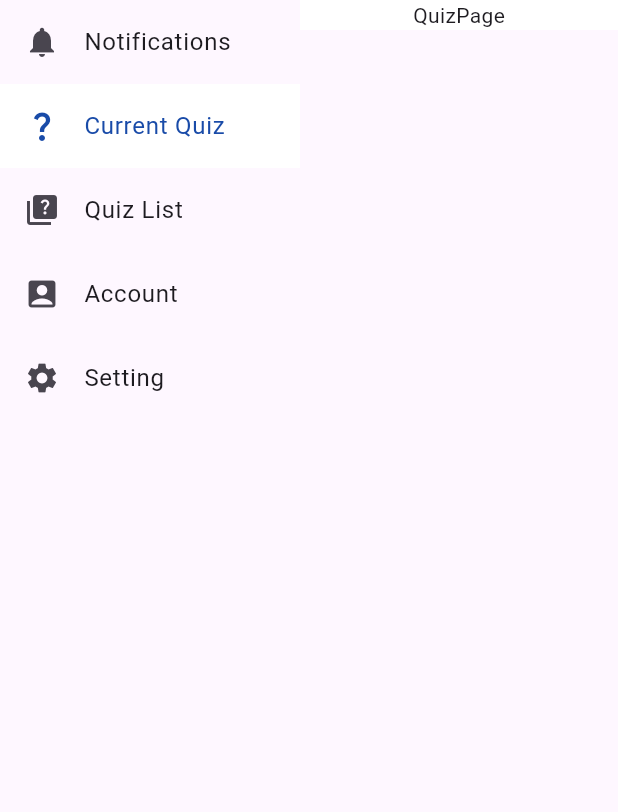
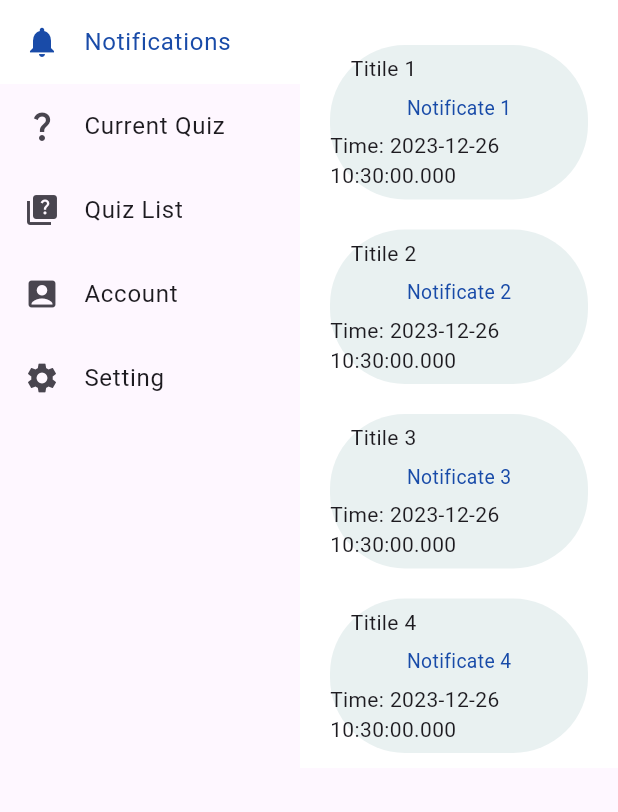
Before and after one commit to duythien2212/MiniProject_SE104, a Flutter app: the MainScreen screen opened directly, on a phone screen of 412 x 824 dp, the part 84-896 px from its top. Run offline on Flutter 3.47's test engine with Material 3 defaults, Android fonts, the phone set to English and light mode, and no system bars.

Commit message:
update_notification

```diff
--- a/lib/main_screen.dart
+++ b/lib/main_screen.dart
@@ -14,8 +14,7 @@ class MainScreen extends StatefulWidget {
 }
 
 class _MainScreenState extends State<MainScreen> {
-  final List<Notificate> _notification = [];
-  int _selectedIndex = 1;
+  int _selectedIndex = 0;
 
   void switchScreen(index) {
     setState(() {
@@ -74,7 +73,7 @@ class _MainScreenState extends State<MainScreen> {
               child: Column(
                 children: [
                   if (_selectedIndex == 0)
-                    NotificationPage(notificates: _notification),
+                    NotificationPage(notificates: notificates),
                   if (_selectedIndex == 1) curentQuizPage(),
                   if (_selectedIndex == 2) quizListPage(),
                   if (_selectedIndex == 3) const ProfilePage(),
--- a/lib/notification_page.dart
+++ b/lib/notification_page.dart
@@ -7,8 +7,8 @@ class NotificationPage extends StatelessWidget {
   final List<Notificate> notificates;
   @override
   Widget build(BuildContext context) {
-    final height = MediaQuery.of(context).size.height;
-    final width = MediaQuery.of(context).size.width;
+    final height = MediaQuery.of(context).size.height / 8;
+    final width = MediaQuery.of(context).size.width / 3;
     return Container(
       color: AppThemes.mainScreenBackroundColor,
       child: Center(
@@ -49,7 +49,7 @@ Widget notificationField(Notificate notification, double height, double width) {
         Center(
             child: Text(
           notification.message,
-          style: TextStyle(color: AppThemes.buttonColor, fontSize: height / 4),
+          style: TextStyle(color: AppThemes.buttonColor, fontSize: height / 8),
         )),
         const Spacer(),
         Container(
```
